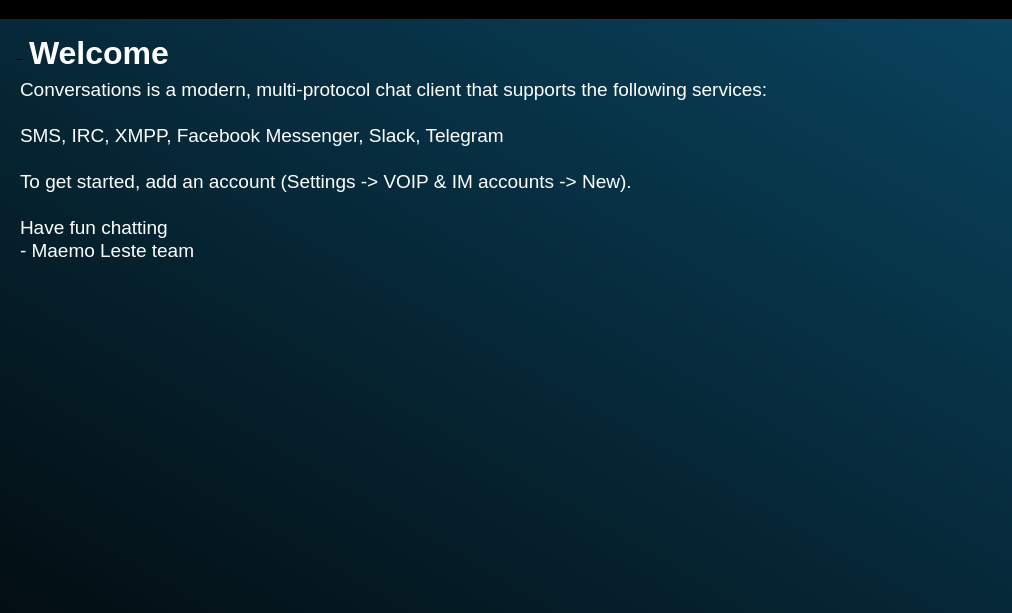
maemo-leste/conversations, file src/mainwindow.ui: the form before one commit.
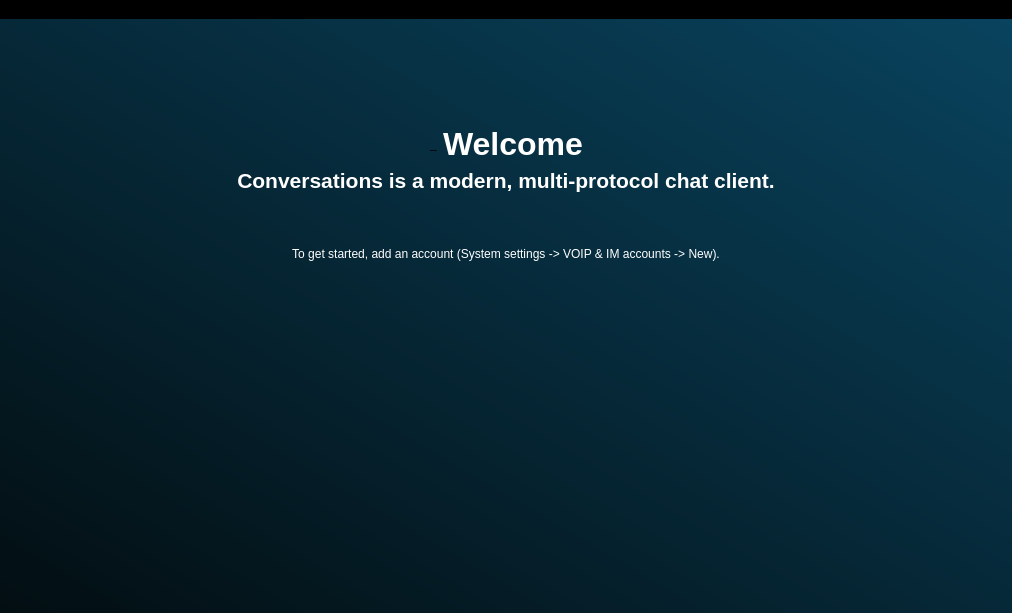
The form after the commit. The open tabs and pages were chosen to show the change. Icons and pictures are not drawn.

Commit message: window/mainwindow: rearrange the welcome screen a bit

What changed in the file:
```diff
--- a/src/mainwindow.ui
+++ b/src/mainwindow.ui
@@ -233,21 +233,41 @@
 QLabel { background: none; }
 QPlainTextEdit { background: transparent; }</string>
        </property>
-       <layout class="QGridLayout" name="gridLayout_3">
-        <property name="leftMargin">
-         <number>16</number>
+       <layout class="QVBoxLayout" name="verticalLayout">
+        <property name="spacing">
+         <number>6</number>
         </property>
-        <property name="topMargin">
-         <number>16</number>
-        </property>
-        <property name="rightMargin">
-         <number>16</number>
-        </property>
-        <property name="verticalSpacing">
-         <number>3</number>
-        </property>
-        <item row="0" column="0">
+        <item>
+         <spacer name="verticalSpacer_4">
+          <property name="orientation">
+           <enum>Qt::Vertical</enum>
+          </property>
+          <property name="sizeType">
+           <enum>QSizePolicy::Minimum</enum>
+          </property>
+          <property name="sizeHint" stdset="0">
+           <size>
+            <width>20</width>
+            <height>96</height>
+           </size>
+          </property>
+         </spacer>
+        </item>
+        <item>
          <layout class="QHBoxLayout" name="horizontalLayout">
+          <item>
+           <spacer name="horizontalSpacer_4">
+            <property name="orientation">
+             <enum>Qt::Horizontal</enum>
+            </property>
+            <property name="sizeHint" stdset="0">
+             <size>
+              <width>40</width>
+              <height>20</height>
+             </size>
+            </property>
+           </spacer>
+          </item>
           <item>
            <widget class="QLabel" name="label_welcomeIcon">
             <property name="text">
@@ -385,6 +405,9 @@
             <property name="text">
              <string>Welcome</string>
             </property>
+            <property name="alignment">
+             <set>Qt::AlignLeading|Qt::AlignLeft|Qt::AlignTop</set>
+            </property>
            </widget>
           </item>
           <item>
@@ -402,17 +425,17 @@
           </item>
          </layout>
         </item>
-        <item row="1" column="0">
-         <widget class="QPlainTextEdit" name="label_welcomeDescription">
+        <item>
+         <widget class="QLabel" name="label_subtitle">
           <property name="palette">
            <palette>
             <active>
-             <colorrole role="Button">
+             <colorrole role="WindowText">
               <brush brushstyle="SolidPattern">
-               <color alpha="0">
-                <red>0</red>
-                <green>0</green>
-                <blue>0</blue>
+               <color alpha="255">
+                <red>255</red>
+                <green>255</green>
+                <blue>255</blue>
                </color>
               </brush>
              </colorrole>
@@ -425,24 +448,6 @@
                </color>
               </brush>
              </colorrole>
-             <colorrole role="Base">
-              <brush brushstyle="NoBrush">
-               <color alpha="255">
-                <red>0</red>
-                <green>0</green>
-                <blue>0</blue>
-               </color>
-              </brush>
-             </colorrole>
-             <colorrole role="Window">
-              <brush brushstyle="SolidPattern">
-               <color alpha="0">
-                <red>0</red>
-                <green>0</green>
-                <blue>0</blue>
-               </color>
-              </brush>
-             </colorrole>
              <colorrole role="PlaceholderText">
               <brush brushstyle="SolidPattern">
                <color alpha="128">
@@ -454,12 +459,12 @@
              </colorrole>
             </active>
             <inactive>
-             <colorrole role="Button">
+             <colorrole role="WindowText">
               <brush brushstyle="SolidPattern">
-               <color alpha="0">
-                <red>0</red>
-                <green>0</green>
-                <blue>0</blue>
+               <color alpha="255">
+                <red>255</red>
+                <green>255</green>
+                <blue>255</blue>
                </color>
               </brush>
              </colorrole>
@@ -472,24 +477,6 @@
                </color>
               </brush>
              </colorrole>
-             <colorrole role="Base">
-              <brush brushstyle="NoBrush">
-               <color alpha="255">
-                <red>0</red>
-                <green>0</green>
-                <blue>0</blue>
-               </color>
-              </brush>
-             </colorrole>
-             <colorrole role="Window">
-              <brush brushstyle="SolidPattern">
-               <color alpha="0">
-                <red>0</red>
-                <green>0</green>
-                <blue>0</blue>
-               </color>
-              </brush>
-             </colorrole>
              <colorrole role="PlaceholderText">
               <brush brushstyle="SolidPattern">
                <color alpha="128">
@@ -501,12 +488,12 @@
              </colorrole>
             </inactive>
             <disabled>
-             <colorrole role="Button">
+             <colorrole role="WindowText">
               <brush brushstyle="SolidPattern">
-               <color alpha="0">
-                <red>0</red>
-                <green>0</green>
-                <blue>0</blue>
+               <color alpha="255">
+                <red>190</red>
+                <green>190</green>
+                <blue>190</blue>
                </color>
               </brush>
              </colorrole>
@@ -519,24 +506,6 @@
                </color>
               </brush>
              </colorrole>
-             <colorrole role="Base">
-              <brush brushstyle="NoBrush">
-               <color alpha="255">
-                <red>0</red>
-                <green>0</green>
-                <blue>0</blue>
-               </color>
-              </brush>
-             </colorrole>
-             <colorrole role="Window">
-              <brush brushstyle="SolidPattern">
-               <color alpha="0">
-                <red>0</red>
-                <green>0</green>
-                <blue>0</blue>
-               </color>
-              </brush>
-             </colorrole>
              <colorrole role="PlaceholderText">
               <brush brushstyle="SolidPattern">
                <color alpha="128">
@@ -551,39 +520,159 @@
           </property>
           <property name="font">
            <font>
-            <pointsize>14</pointsize>
+            <pointsize>16</pointsize>
+            <weight>75</weight>
+            <bold>true</bold>
            </font>
           </property>
-          <property name="frameShape">
-           <enum>QFrame::NoFrame</enum>
+          <property name="text">
+           <string>Conversations is a modern, multi-protocol chat client.</string>
           </property>
-          <property name="frameShadow">
-           <enum>QFrame::Plain</enum>
+          <property name="alignment">
+           <set>Qt::AlignHCenter|Qt::AlignTop</set>
           </property>
-          <property name="verticalScrollBarPolicy">
-           <enum>Qt::ScrollBarAlwaysOff</enum>
-          </property>
-          <property name="horizontalScrollBarPolicy">
-           <enum>Qt::ScrollBarAlwaysOff</enum>
-          </property>
-          <property name="sizeAdjustPolicy">
-           <enum>QAbstractScrollArea::AdjustToContents</enum>
-          </property>
-          <property name="readOnly">
+          <property name="wordWrap">
            <bool>true</bool>
           </property>
-          <property name="plainText">
-           <string>Conversations is a modern, multi-protocol chat client that supports the following services:
-
-SMS, IRC, XMPP, Facebook Messenger, Slack, Telegram
-
-To get started, add an account (Settings -&gt; VOIP &amp; IM accounts -&gt; New).
-
-Have fun chatting
-- Maemo Leste team</string>
-          </property>
          </widget>
         </item>
+        <item>
+         <spacer name="verticalSpacer_5">
+          <property name="orientation">
+           <enum>Qt::Vertical</enum>
+          </property>
+          <property name="sizeType">
+           <enum>QSizePolicy::Maximum</enum>
+          </property>
+          <property name="sizeHint" stdset="0">
+           <size>
+            <width>20</width>
+            <height>48</height>
+           </size>
+          </property>
+         </spacer>
+        </item>
+        <item>
+         <layout class="QHBoxLayout" name="horizontalLayout_3">
+          <item>
+           <widget class="QLabel" name="label_description">
+            <property name="palette">
+             <palette>
+              <active>
+               <colorrole role="WindowText">
+                <brush brushstyle="SolidPattern">
+                 <color alpha="255">
+                  <red>255</red>
+                  <green>255</green>
+                  <blue>255</blue>
+                 </color>
+                </brush>
+               </colorrole>
+               <colorrole role="Text">
+                <brush brushstyle="SolidPattern">
+                 <color alpha="255">
+                  <red>255</red>
+                  <green>255</green>
+                  <blue>255</blue>
+                 </color>
+                </brush>
+               </colorrole>
+               <colorrole role="PlaceholderText">
+                <brush brushstyle="SolidPattern">
+                 <color alpha="128">
+                  <red>255</red>
+                  <green>255</green>
+                  <blue>255</blue>
+                 </color>
+                </brush>
+               </colorrole>
+              </active>
+              <inactive>
+               <colorrole role="WindowText">
+                <brush brushstyle="SolidPattern">
+                 <color alpha="255">
+                  <red>255</red>
+                  <green>255</green>
+                  <blue>255</blue>
+                 </color>
+                </brush>
+               </colorrole>
+               <colorrole role="Text">
+                <brush brushstyle="SolidPattern">
+                 <color alpha="255">
+                  <red>255</red>
+                  <green>255</green>
+                  <blue>255</blue>
+                 </color>
+                </brush>
+               </colorrole>
+               <colorrole role="PlaceholderText">
+                <brush brushstyle="SolidPattern">
+                 <color alpha="128">
+                  <red>255</red>
+                  <green>255</green>
+                  <blue>255</blue>
+                 </color>
+                </brush>
+               </colorrole>
+              </inactive>
+              <disabled>
+               <colorrole role="WindowText">
+                <brush brushstyle="SolidPattern">
+                 <color alpha="255">
+                  <red>190</red>
+                  <green>190</green>
+                  <blue>190</blue>
+                 </color>
+                </brush>
+               </colorrole>
+               <colorrole role="Text">
+                <brush brushstyle="SolidPattern">
+                 <color alpha="255">
+                  <red>190</red>
+                  <green>190</green>
+                  <blue>190</blue>
+                 </color>
+                </brush>
+               </colorrole>
+               <colorrole role="PlaceholderText">
+                <brush brushstyle="SolidPattern">
+                 <color alpha="128">
+                  <red>0</red>
+                  <green>0</green>
+                  <blue>0</blue>
+                 </color>
+                </brush>
+               </colorrole>
+              </disabled>
+             </palette>
+            </property>
+            <property name="text">
+             <string>To get started, add an account (System settings -&gt; VOIP &amp; IM accounts -&gt; New).</string>
+            </property>
+            <property name="alignment">
+             <set>Qt::AlignCenter</set>
+            </property>
+            <property name="wordWrap">
+             <bool>true</bool>
+            </property>
+           </widget>
+          </item>
+         </layout>
+        </item>
+        <item>
+         <spacer name="verticalSpacer_3">
+          <property name="orientation">
+           <enum>Qt::Vertical</enum>
+          </property>
+          <property name="sizeHint" stdset="0">
+           <size>
+            <width>20</width>
+            <height>40</height>
+           </size>
+          </property>
+         </spacer>
+        </item>
        </layout>
       </widget>
       <widget class="QWidget" name="emptyDbPage">
```
Left out of the diff: 2 changed lines with no effect on the pictures. The commit also changes 1 other file.
